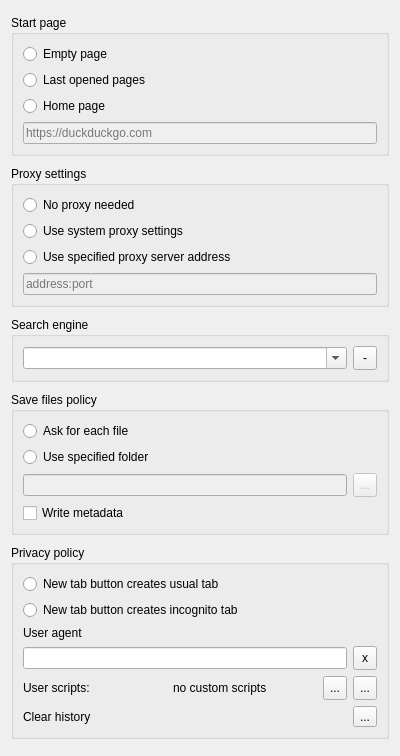
The window that settingspage.ui (mistificator/meow) describes before a commit, drawn with Qt 5.
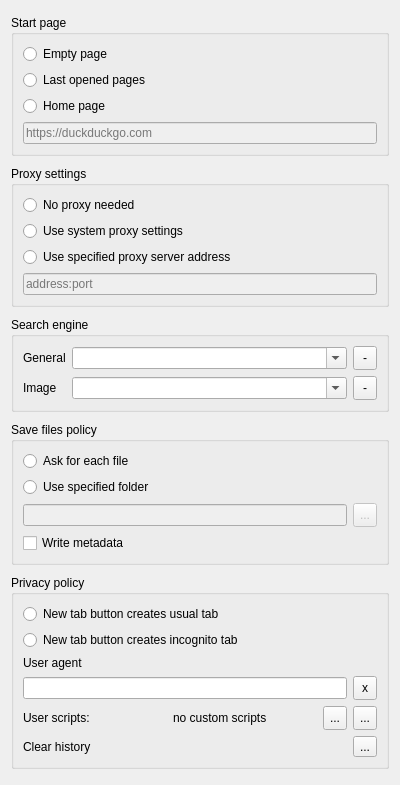
The same window after the commit.

Commit message: added redirect processing; added image search.

The edit to the form file:
```diff
--- a/settingspage.ui
+++ b/settingspage.ui
@@ -7,13 +7,13 @@
     <x>0</x>
     <y>0</y>
     <width>400</width>
-    <height>756</height>
+    <height>785</height>
    </rect>
   </property>
   <property name="windowTitle">
    <string>Form</string>
   </property>
-  <layout class="QVBoxLayout" name="verticalLayout_6">
+  <layout class="QVBoxLayout" name="verticalLayout_3">
    <item>
     <widget class="QGroupBox" name="GroupStartPage">
      <property name="sizePolicy">
@@ -120,20 +120,28 @@
      <property name="title">
       <string>Search engine</string>
      </property>
-     <layout class="QVBoxLayout" name="verticalLayout_3">
-      <item>
-       <layout class="QHBoxLayout" name="horizontalLayout">
-        <property name="sizeConstraint">
-         <enum>QLayout::SetDefaultConstraint</enum>
+     <layout class="QGridLayout" name="gridLayout">
+      <item row="0" column="0">
+       <widget class="QLabel" name="label_4">
+        <property name="text">
+         <string>General</string>
         </property>
-        <item>
+       </widget>
+      </item>
+      <item row="0" column="1">
          <widget class="QComboBox" name="searchEngine">
+        <property name="sizePolicy">
+         <sizepolicy hsizetype="Expanding" vsizetype="Fixed">
+          <horstretch>0</horstretch>
+          <verstretch>0</verstretch>
+         </sizepolicy>
+        </property>
           <property name="editable">
            <bool>true</bool>
           </property>
          </widget>
         </item>
-        <item>
+      <item row="0" column="2">
          <widget class="QToolButton" name="searchRemove">
           <property name="minimumSize">
            <size>
@@ -149,7 +157,41 @@
           </property>
          </widget>
         </item>
-       </layout>
+      <item row="1" column="0">
+       <widget class="QLabel" name="label_5">
+        <property name="text">
+         <string>Image</string>
+        </property>
+       </widget>
+      </item>
+      <item row="1" column="1">
+       <widget class="QComboBox" name="imageSearchEngine">
+        <property name="sizePolicy">
+         <sizepolicy hsizetype="Expanding" vsizetype="Fixed">
+          <horstretch>0</horstretch>
+          <verstretch>0</verstretch>
+         </sizepolicy>
+        </property>
+        <property name="editable">
+         <bool>true</bool>
+        </property>
+       </widget>
+      </item>
+      <item row="1" column="2">
+       <widget class="QToolButton" name="imageSearchRemove">
+        <property name="minimumSize">
+         <size>
+          <width>24</width>
+          <height>24</height>
+         </size>
+        </property>
+        <property name="toolTip">
+         <string>Remove selected search engine</string>
+        </property>
+        <property name="text">
+         <string>-</string>
+        </property>
+       </widget>
       </item>
      </layout>
     </widget>
```
Lines whose indentation alone changed are shown as unchanged. The commit also changes 7 other files.
